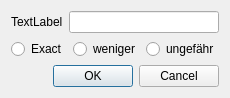
This is ui/mesauredistdialog.ui in featureNull/pscout_desktop as Qt 5 draws it before an edit. The edited form follows.
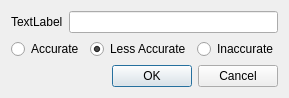
This is the edited form.

Patch:
```diff
--- a/ui/mesauredistdialog.ui
+++ b/ui/mesauredistdialog.ui
@@ -6,7 +6,7 @@
    <rect>
     <x>0</x>
     <y>0</y>
-    <width>210</width>
+    <width>256</width>
     <height>94</height>
    </rect>
   </property>
@@ -33,21 +33,24 @@
      <item>
       <widget class="QRadioButton" name="radioButton">
        <property name="text">
-        <string>Exact</string>
+        <string>Accurate</string>
        </property>
       </widget>
      </item>
      <item>
       <widget class="QRadioButton" name="radioButton_2">
        <property name="text">
-        <string>weniger</string>
+        <string>Less Accurate</string>
        </property>
+       <property name="checked">
+        <bool>true</bool>
+       </property>
       </widget>
      </item>
      <item>
       <widget class="QRadioButton" name="radioButton_3">
        <property name="text">
-        <string>ungefähr</string>
+        <string>Inaccurate</string>
        </property>
       </widget>
      </item>
```
Left out of the diff: 6 changed lines with no effect on the pictures.
